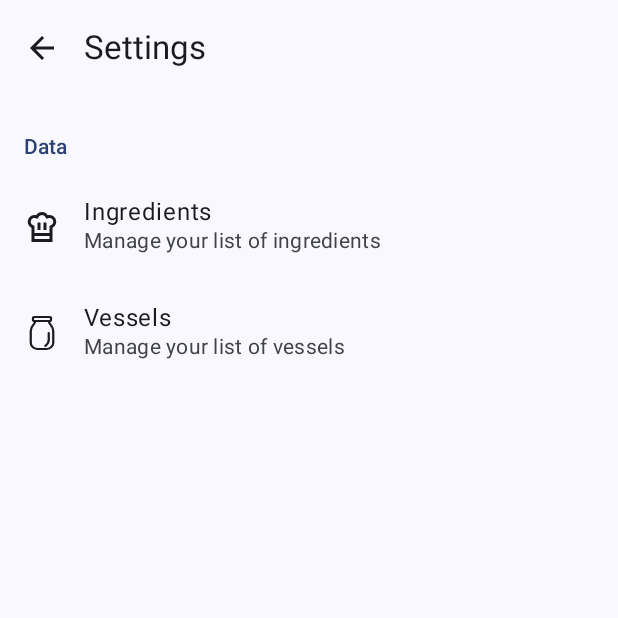
After one commit to anoniim/Ferment, an Android app built with Jetpack Compose: the SettingsScreen screen opened through its navigation route, on a phone screen of 412 x 824 dp, the top half of it. The commit adds this screen. Run offline under Robolectric (Android 15) with nearby library versions, the phone set to English and light mode, and no system bars; our stand-ins replace Firebase (no records; nobody signed in at launch, a user with empty details on screens opened directly).

Commit message:
Settings * Options have icons

```diff
--- a/app/build.gradle.kts
+++ b/app/build.gradle.kts
@@ -51,6 +51,7 @@ dependencies {
     implementation(libs.androidx.ui.tooling.preview)
     implementation(libs.androidx.material3)
     implementation(libs.androidx.navigation.compose)
+    implementation(libs.material)
 
     // Debug
     debugImplementation(libs.androidx.ui.tooling)
--- /dev/null
+++ b/app/src/main/java/net/solvetheriddle/fermentlog/ui/screens/SettingsComposables.kt
@@ -0,0 +1,67 @@
+package net.solvetheriddle.fermentlog.ui.screens
+
+import androidx.compose.foundation.clickable
+import androidx.compose.foundation.layout.Column
+import androidx.compose.foundation.layout.Row
+import androidx.compose.foundation.layout.fillMaxWidth
+import androidx.compose.foundation.layout.padding
+import androidx.compose.material3.Icon
+import androidx.compose.material3.MaterialTheme
+import androidx.compose.material3.Surface
+import androidx.compose.material3.Text
+import androidx.compose.runtime.Composable
+import androidx.compose.ui.Alignment
+import androidx.compose.ui.Modifier
+import androidx.annotation.DrawableRes
+import androidx.compose.ui.graphics.CompositingStrategy
+import androidx.compose.ui.graphics.graphicsLayer
+import androidx.compose.ui.graphics.vector.ImageVector
+import androidx.compose.ui.res.painterResource
+import androidx.compose.ui.unit.dp
+
+@Composable
+fun PreferenceCategory(title: String, content: @Composable () -> Unit) {
+    Column {
+        Text(
+            text = title,
+            color = MaterialTheme.colorScheme.primary,
+            style = MaterialTheme.typography.labelLarge,
+            modifier = Modifier.padding(start = 16.dp, top = 24.dp, bottom = 8.dp)
+        )
+        content()
+    }
+}
+
+@Composable
+fun Preference(
+    title: String,
+    summary: String? = null,
+    @DrawableRes icon: Int? = null,
+    onClick: () -> Unit = {},
+) {
+    Surface(
+        modifier = Modifier.clickable(onClick = onClick)
+    ) {
+        Row(
+            modifier = Modifier
+                .fillMaxWidth()
+                .padding(16.dp),
+            verticalAlignment = Alignment.CenterVertically,
+        ) {
+            if (icon != null) {
+                Icon(
+                    painter = painterResource(id = icon),
+                    contentDescription = null, // decorative
+                    modifier = Modifier.padding(end = 16.dp)
+                        .graphicsLayer(compositingStrategy = CompositingStrategy.Offscreen)
+                )
+            }
+            Column(modifier = Modifier.weight(1f)) {
+                Text(text = title, style = MaterialTheme.typography.bodyLarge)
+                if (summary != null) {
+                    Text(text = summary, style = MaterialTheme.typography.bodyMedium, color = MaterialTheme.colorScheme.onSurfaceVariant)
+                }
+            }
+        }
+    }
+}
--- /dev/null
+++ b/app/src/main/java/net/solvetheriddle/fermentlog/ui/screens/SettingsScreen.kt
@@ -0,0 +1,58 @@
+package net.solvetheriddle.fermentlog.ui.screens
+
+import androidx.compose.foundation.layout.Column
+import androidx.compose.foundation.layout.fillMaxSize
+import androidx.compose.foundation.layout.padding
+import androidx.compose.material.icons.Icons
+import androidx.compose.material.icons.automirrored.filled.ArrowBack
+import androidx.compose.material3.ExperimentalMaterial3Api
+import androidx.compose.material3.Icon
+import androidx.compose.material3.IconButton
+import androidx.compose.material3.Scaffold
+import androidx.compose.material3.Text
+import androidx.compose.material3.TopAppBar
+import androidx.compose.runtime.Composable
+import androidx.compose.ui.Modifier
+import net.solvetheriddle.fermentlog.R
+
+@OptIn(ExperimentalMaterial3Api::class)
+@Composable
+fun SettingsScreen(
+    onNavigateToIngredients: () -> Unit,
+    onNavigateToVessels: () -> Unit,
+    onNavigateBack: () -> Unit,
+) {
+    Scaffold(
+        topBar = {
+            TopAppBar(
+                title = { Text("Settings") },
+                navigationIcon = {
+                    IconButton(onClick = onNavigateBack) {
+                        Icon(Icons.AutoMirrored.Filled.ArrowBack, contentDescription = "Back")
+                    }
+                }
+            )
+        }
+    ) { innerPadding ->
+        Column(
+            modifier = Modifier
+                .fillMaxSize()
+                .padding(innerPadding)
+        ) {
+            PreferenceCategory(title = "Data") {
+                Preference(
+                    title = "Ingredients",
+                    summary = "Manage your list of ingredients",
+                    icon = R.drawable.ingredients,
+                    onClick = onNavigateToIngredients
+                )
+                Preference(
+                    title = "Vessels",
+                    summary = "Manage your list of vessels",
+                    icon = R.drawable.vessels,
+                    onClick = onNavigateToVessels
+                )
+            }
+        }
+    }
+}
--- /dev/null
+++ b/app/src/main/res/drawable/ingredients.xml
@@ -0,0 +1,5 @@
+<vector xmlns:android="http://schemas.android.com/apk/res/android" android:height="24dp" android:tint="#000000" android:viewportHeight="960" android:viewportWidth="960" android:width="24dp">
+
+    <path android:fillColor="@android:color/white" android:pathData="M360,560L440,560L440,360L360,360L360,560ZM200,500Q154,477 127,433.5Q100,390 100,339Q100,264 151.5,212Q203,160 278,160Q290,160 302.5,162Q315,164 327,167L327,167L327,167Q352,126 392,103Q432,80 480,80Q528,80 568,103Q608,126 633,167L633,167L633,167Q645,164 657,162Q669,160 682,160Q757,160 808.5,212Q860,264 860,339Q860,390 833,433.5Q806,477 760,500L760,720L200,720L200,500ZM520,560L600,560L600,360L520,360L520,560ZM280,640L680,640L680,451L724,429Q750,416 765,392.5Q780,369 780,340Q780,298 751.5,269Q723,240 682,240Q671,240 662,242Q653,244 643,247L596,260L565,208Q551,185 528.5,172.5Q506,160 480,160Q454,160 431.5,172.5Q409,185 395,208L364,260L316,247Q306,245 296.5,242.5Q287,240 277,240Q236,240 208,269Q180,298 180,340Q180,369 195,392.5Q210,416 236,429L280,451L280,640ZM200,720L280,720L280,800L680,800L680,720L760,720L760,880L200,880L200,720ZM480,640L480,640L480,640Q480,640 480,640Q480,640 480,640Q480,640 480,640Q480,640 480,640Q480,640 480,640Q480,640 480,640L480,640L480,640Q480,640 480,640Q480,640 480,640Q480,640 480,640Q480,640 480,640L480,640L480,640Q480,640 480,640Q480,640 480,640Q480,640 480,640Q480,640 480,640Q480,640 480,640Q480,640 480,640L480,640L480,640Z"/>
+
+</vector>
--- /dev/null
+++ b/app/src/main/res/drawable/vessels.xml
@@ -0,0 +1,27 @@
+<vector xmlns:android="http://schemas.android.com/apk/res/android"
+    android:width="24dp"
+    android:height="24dp"
+    android:viewportWidth="64"
+    android:viewportHeight="72">
+  <path
+      android:pathData="M18,4L46,4A2,2 0,0 1,48 6L48,10A2,2 0,0 1,46 12L18,12A2,2 0,0 1,16 10L16,6A2,2 0,0 1,18 4z"
+      android:strokeLineJoin="round"
+      android:strokeWidth="4"
+      android:fillColor="#00000000"
+      android:strokeColor="#000000"
+      android:strokeLineCap="round"/>
+  <path
+      android:pathData="M20,12c0,8 -8,8 -8,20v24c0,8 8,12 12,12h16c4,0 12,-4 12,-12V32c0,-12 -8,-12 -8,-20"
+      android:strokeLineJoin="round"
+      android:strokeWidth="4"
+      android:fillColor="#00000000"
+      android:strokeColor="#000000"
+      android:strokeLineCap="round"/>
+  <path
+      android:pathData="M44,36v14c0,6 -4,10 -6,12"
+      android:strokeLineJoin="round"
+      android:strokeWidth="4"
+      android:fillColor="#00000000"
+      android:strokeColor="#000000"
+      android:strokeLineCap="round"/>
+</vector>
--- a/app/src/main/res/values/themes.xml
+++ b/app/src/main/res/values/themes.xml
@@ -1,5 +1,5 @@
 <?xml version="1.0" encoding="utf-8"?>
 <resources>
 
-    <style name="Theme.Ferment" parent="android:Theme.Material.Light.NoActionBar" />
+    <style name="Theme.Ferment" parent="Theme.Material3.DayNight.NoActionBar" />
 </resources>
--- a/gradle/libs.versions.toml
+++ b/gradle/libs.versions.toml
@@ -10,6 +10,7 @@ activityCompose = "1.10.1"
 composeBom = "2025.06.00"
 firebase-bom = "33.15.0"
 google-services = "4.4.2"
+material = "1.12.0"
 navigationCompose = "2.9.0"
 
 [libraries]
@@ -34,6 +35,7 @@ firebase-bom = { group = "com.google.firebase", name = "firebase-bom", version.r
 firebase-database = { group = "com.google.firebase", name = "firebase-database" }
 firebase-analytics = { group = "com.google.firebase", name = "firebase-analytics" }
 firebase-appcheck = { group = "com.google.firebase", name = "firebase-appcheck-playintegrity" }
+material = { module = "com.google.android.material:material", version.ref = "material" }
 
 [plugins]
 android-application = { id = "com.android.application", version.ref = "agp" }
```
